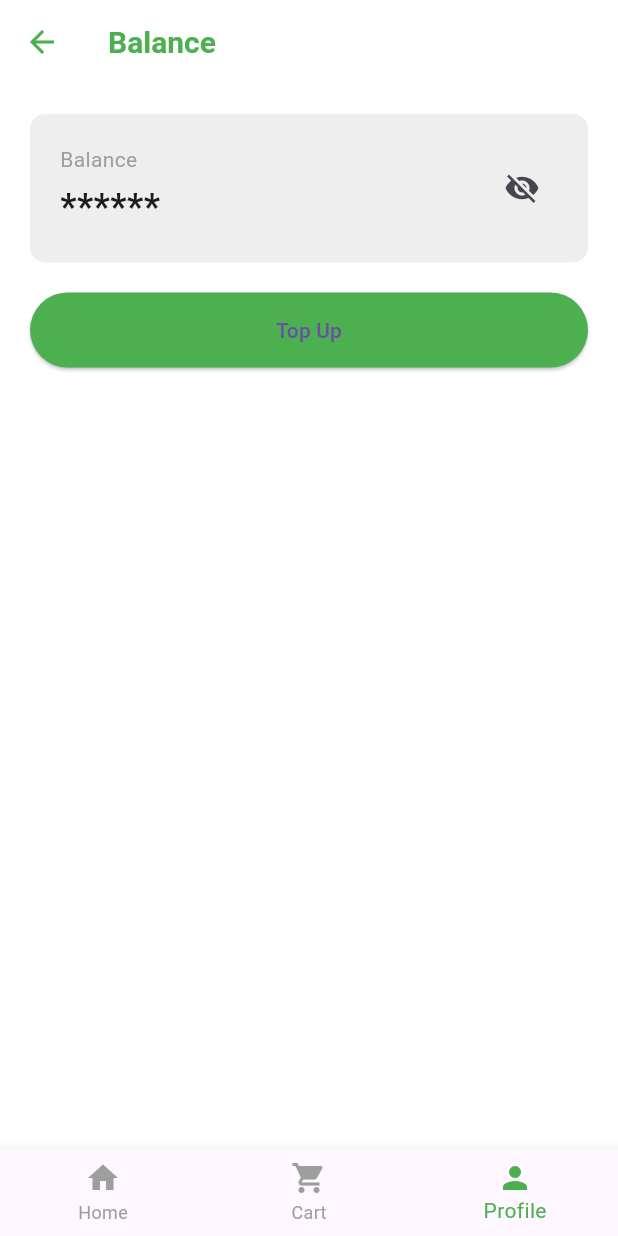
After one commit to cekwedike/group-12-mobile-dev_Farm-Fresh, a Flutter app: the BalanceScreen screen opened by its route, after a tap on the "visibility" icon, on a phone screen of 412 x 824 dp. The commit adds this screen. Run offline on Flutter 3.47's test engine with Material 3 defaults, Android fonts, the phone set to English and light mode, and no system bars.

Commit message:
balance screen

```diff
--- a/farm_fresh/lib/main.dart
+++ b/farm_fresh/lib/main.dart
@@ -5,6 +5,7 @@ import 'screens/purchase_history_screen.dart';
 import 'screens/details.dart';
 import 'screens/profile.dart';
 import 'screens/sign_up_screen.dart';
+import 'screens/balance_screen.dart';
 
 void main() {
   runApp(const MyApp());
@@ -39,6 +40,7 @@ class MyApp extends StatelessWidget {
         '/product_details': (context) => const ProductDetailScreen(),
         '/profile': (context) => const ProfileScreen(),
         '/sign_up': (context) => const SignUpScreen(),
+        '/balance': (context) => const BalanceScreen(),
       },
     );
   }
--- /dev/null
+++ b/farm_fresh/lib/screens/balance_screen.dart
@@ -0,0 +1,118 @@
+import 'package:flutter/material.dart';
+
+class BalanceScreen extends StatefulWidget {
+  @override
+  _BalanceScreenState createState() => _BalanceScreenState();
+}
+
+class _BalanceScreenState extends State<BalanceScreen> {
+  bool _balanceVisible = true;
+
+  @override
+  Widget build(BuildContext context) {
+    return Scaffold(
+      appBar: AppBar(
+        title: Text('Balance', style: TextStyle(color: Colors.green)),
+        backgroundColor: Colors.white,
+        elevation: 0,
+        leading: IconButton(
+          icon: Icon(Icons.arrow_back, color: Colors.green),
+          onPressed: () {
+            // Handle back button
+          },
+        ),
+      ),
+      body: Padding(
+        padding: const EdgeInsets.symmetric(horizontal: 20.0),
+        child: Column(
+          crossAxisAlignment: CrossAxisAlignment.stretch,
+          children: [
+            SizedBox(height: 20),
+            // Balance Card
+            Container(
+              decoration: BoxDecoration(
+                color: Colors.grey[200],
+                borderRadius: BorderRadius.circular(10),
+              ),
+              padding: EdgeInsets.all(20),
+              child: Row(
+                mainAxisAlignment: MainAxisAlignment.spaceBetween,
+                children: [
+                  Column(
+                    crossAxisAlignment: CrossAxisAlignment.start,
+                    children: [
+                      Text('Balance', style: TextStyle(color: Colors.grey)),
+                      SizedBox(height: 5),
+                      Text(
+                        _balanceVisible ? 'RWF 100,000' : '******',
+                        style: TextStyle(
+                          fontSize: 24,
+                          fontWeight: FontWeight.bold,
+                        ),
+                      ),
+                    ],
+                  ),
+                  IconButton(
+                    icon: Icon(
+                      _balanceVisible ? Icons.visibility : Icons.visibility_off,
+                    ),
+                    onPressed: () {
+                      setState(() {
+                        _balanceVisible = !_balanceVisible;
+                      });
+                    },
+                  ),
+                ],
+              ),
+            ),
+            SizedBox(height: 20),
+            // Top Up Button
+            ElevatedButton(
+              style: ElevatedButton.styleFrom(
+                primary: Colors.green,
+                padding: EdgeInsets.symmetric(vertical: 15),
+              ),
+              onPressed: () {
+                // Handle top-up action
+              },
+              child: Text('Top Up'),
+            ),
+          ],
+        ),
+      ),
+      bottomNavigationBar: BottomNavigationBar(
+        currentIndex: 2, // Profile is selected
+        selectedItemColor: Colors.green,
+        unselectedItemColor: Colors.grey,
+        items: [
+          BottomNavigationBarItem(
+            icon: Icon(Icons.home),
+            label: 'Home',
+          ),
+          BottomNavigationBarItem(
+            icon: Icon(Icons.shopping_cart),
+            label: 'Cart',
+          ),
+          BottomNavigationBarItem(
+            icon: Icon(Icons.person),
+            label: 'Profile',
+          ),
+        ],
+        onTap: (index) {
+          // Handle bottom navigation tap
+          switch (index) {
+            case 0:
+              // Navigate to Home
+              break;
+            case 1:
+              // Navigate to Cart
+              break;
+            case 2:
+              // Navigate to Profile (already here)
+              break;
+          }
+        },
+      ),
+    );
+  }
+}
```
